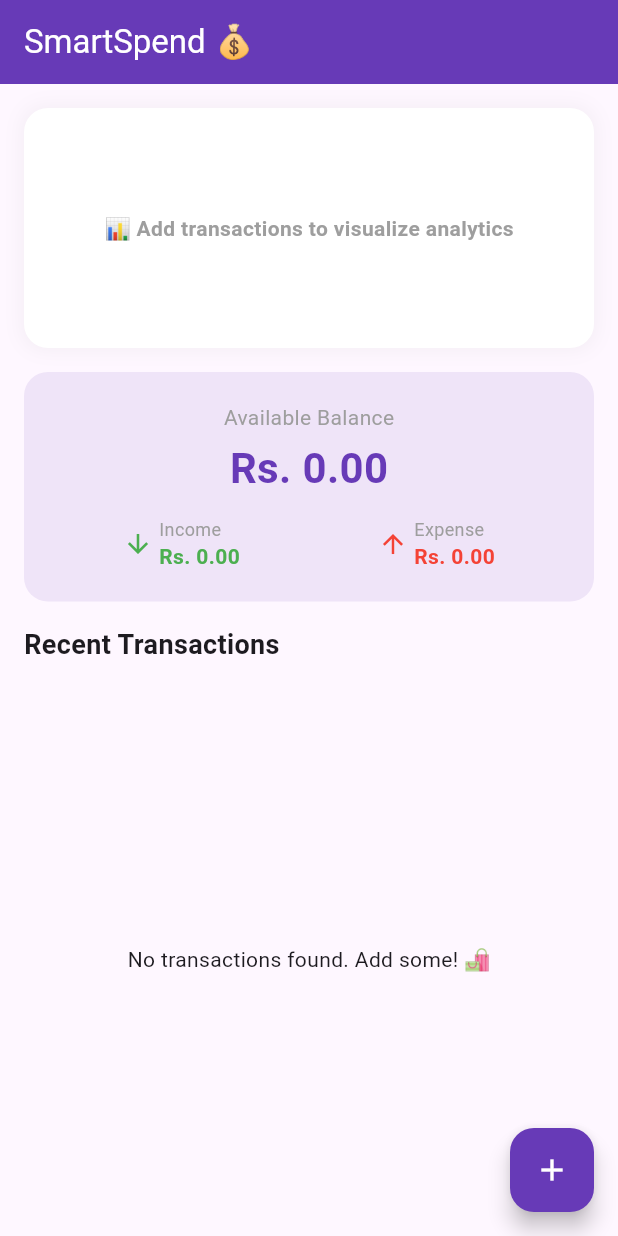
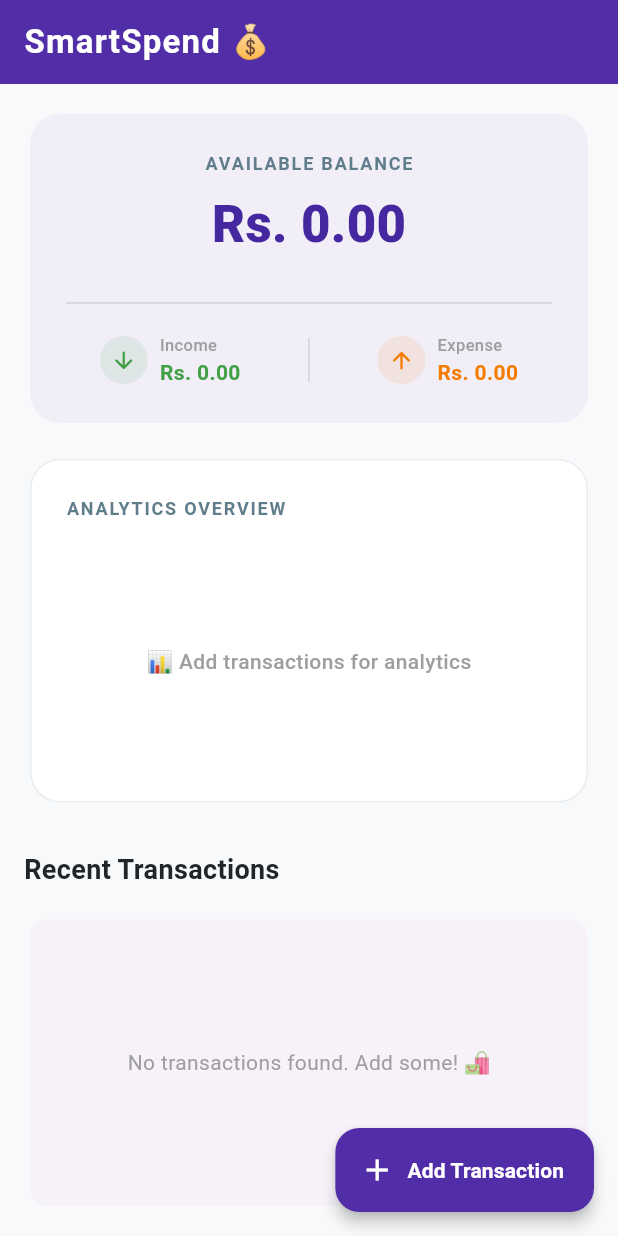
Before and after one commit to annsayuri/SmartSpend-ExpenseTracker, a Flutter app: the screen it shows after launch, on a phone screen of 412 x 824 dp. Run offline on Flutter 3.47's test engine with Material 3 defaults, Android fonts, the phone set to English and light mode, and no system bars; our stand-ins replace fl_chart, sqflite, sqflite_common_ffi_web; accounts and stored records are empty.

Commit message:
added colors

```diff
--- a/lib/features/expenses/Views/expense_list_screen.dart
+++ b/lib/features/expenses/Views/expense_list_screen.dart
@@ -1,6 +1,7 @@
 import 'package:flutter/material.dart';
 import 'package:intl/intl.dart';
-import 'package:fl_chart/fl_chart.dart'; // 📊 ඔන්න ප්‍රස්ථාර අඳින පැකේජ් එක Import කළා!
+import 'package:fl_chart/fl_chart.dart';
+
 import '../../../core/database/db_helper.dart';
 import 'add_transaction_screen.dart';
 
@@ -70,118 +71,168 @@ class _ExpenseListScreenState extends State<ExpenseListScreen> {
 
   @override
   Widget build(BuildContext context) {
+    final screenWidth = MediaQuery.of(context).size.width;
+    final isWeb = screenWidth > 800;
+
     return Scaffold(
+      backgroundColor: const Color(0xFFF8F9FA),
       appBar: AppBar(
-        title: const Text('SmartSpend 💰'),
-        backgroundColor: Colors.deepPurple,
+        title: const Text('SmartSpend 💰', style: TextStyle(fontWeight: FontWeight.bold, letterSpacing: 0.8)),
+        backgroundColor: Colors.deepPurple.shade700,
         foregroundColor: Colors.white,
+        elevation: 0,
       ),
       body: _isLoading
           ? const Center(child: CircularProgressIndicator())
+          : Center(
+              child: Container(
+                constraints: const BoxConstraints(maxWidth: 1200),
+                padding: const EdgeInsets.all(16.0),
+                child: isWeb
+                    ? Row(
+                        crossAxisAlignment: CrossAxisAlignment.start,
+                        children: [
+                          Expanded(
+                            flex: 5,
+                            child: SingleChildScrollView(
+                              child: Column(
+                                children: [
+                                  _buildBalanceCard(),
+                                  const SizedBox(height: 16.0),
+                                  _buildPieChartCard(),
+                                ],
+                              ),
+                            ),
+                          ),
+                          const SizedBox(width: 24.0),
+                          Expanded(
+                            flex: 6,
+                            child: _buildTransactionListSection(),
+                          ),
+                        ],
+                      )
                     : Column(
                         children: [
-                // 📊 1. SECTION: NEW PIE CHART
-                Padding(
-                  padding: const EdgeInsets.only(top: 16.0, left: 16.0, right: 16.0),
-                  child: Container(
-                    height: 160,
-                    width: double.infinity,
-                    padding: const EdgeInsets.all(16.0),
-                    decoration: BoxDecoration(
-                      color: Colors.white,
-                      borderRadius: BorderRadius.circular(16.0),
-                      boxShadow: [
-                        BoxShadow(
-                          color: Colors.grey.withOpacity(0.1),
-                          blurRadius: 10,
-                          spreadRadius: 2,
+                          _buildBalanceCard(),
+                          const SizedBox(height: 16.0),
+                          _buildPieChartCard(),
+                          const SizedBox(height: 20.0),
+                          Expanded(child: _buildTransactionListSection()),
+                        ],
+                      ),
+              ),
+            ),
+      floatingActionButton: FloatingActionButton.extended(
+        backgroundColor: Colors.deepPurple.shade700,
+        foregroundColor: Colors.white,
+        elevation: 4,
+        onPressed: () async {
+          await Navigator.push(
+            context,
+            MaterialPageRoute(
+              builder: (context) => AddTransactionScreen(
+                onAddTransaction: _addNewTransaction,
+              ),
+            ),
+          );
+          _refreshTransactions();
+        },
+        icon: const Icon(Icons.add),
+        label: const Text('Add Transaction', style: TextStyle(fontWeight: FontWeight.bold)),
+      ),
+    );
+  }
+
+  Widget _buildBalanceCard() {
+    return Card(
+      elevation: 0,
+      shape: RoundedRectangleBorder(borderRadius: BorderRadius.circular(20.0)),
+      color: Colors.deepPurple.shade50.withOpacity(0.6),
+      child: Padding(
+        padding: const EdgeInsets.all(24.0),
+        child: Column(
+          crossAxisAlignment: CrossAxisAlignment.center,
+          children: [
+            const Text('AVAILABLE BALANCE', style: TextStyle(fontSize: 12, fontWeight: FontWeight.bold, color: Colors.blueGrey, letterSpacing: 1.2)),
+            const SizedBox(height: 8.0),
+            Text(
+              'Rs. ${_totalBalance.toStringAsFixed(2)}',
+              style: TextStyle(fontSize: 34, fontWeight: FontWeight.w900, color: Colors.deepPurple.shade800),
+            ),
+            const SizedBox(height: 20.0),
+            const Divider(color: Colors.black12), // 🛠️ Fixed Colors.black10 error
+            const SizedBox(height: 12.0),
+            Row(
+              mainAxisAlignment: MainAxisAlignment.spaceAround,
+              children: [
+                _buildBalanceStat(Icons.arrow_downward_rounded, Colors.green.shade600, 'Income', _totalIncome), // 🛠️ Fixed Colors.emerald error
+                Container(height: 30, width: 1, color: Colors.black12), // 🛠️ Fixed Colors.black10 error
+                _buildBalanceStat(Icons.arrow_upward_rounded, Colors.orange.shade700, 'Expense', _totalExpense), // 🛠️ Fixed Colors.orangeAccent error
+              ],
             ),
           ],
         ),
-                    child: _transactions.isEmpty
-                        ? const Center(
-                            child: Text(
-                              '📊 Add transactions to visualize analytics',
-                              style: TextStyle(color: Colors.grey, fontWeight: FontWeight.bold),
       ),
+    );
+  }
+
+  Widget _buildBalanceStat(IconData icon, Color color, String label, double amount) {
+    return Row(
+      children: [
+        CircleAvatar(
+          radius: 16,
+          backgroundColor: color.withOpacity(0.1),
+          child: Icon(icon, color: color, size: 18),
+        ),
+        const SizedBox(width: 8.0),
+        Column(
+          crossAxisAlignment: CrossAxisAlignment.start,
+          children: [
+            Text(label, style: const TextStyle(color: Colors.grey, fontSize: 11, fontWeight: FontWeight.w500)),
+            Text('Rs. ${amount.toStringAsFixed(2)}', style: TextStyle(color: color, fontWeight: FontWeight.bold, fontSize: 14)),
+          ],
+        ),
+      ],
+    );
+  }
+
+  Widget _buildPieChartCard() {
+    return Card(
+      elevation: 0,
+      shape: RoundedRectangleBorder(borderRadius: BorderRadius.circular(20.0), side: const BorderSide(color: Color(0xFFE9ECEF))),
+      color: Colors.white,
+      child: Padding(
+        padding: const EdgeInsets.all(24.0),
+        child: Column(
+          crossAxisAlignment: CrossAxisAlignment.start,
+          children: [
+            const Text('ANALYTICS OVERVIEW', style: TextStyle(fontSize: 12, fontWeight: FontWeight.bold, color: Colors.blueGrey, letterSpacing: 1.2)),
+            const SizedBox(height: 24.0),
+            _transactions.isEmpty
+                ? const SizedBox(
+                    height: 140,
+                    child: Center(child: Text('📊 Add transactions for analytics', style: TextStyle(color: Colors.grey, fontWeight: FontWeight.w500))),
                   )
                 : Row(
+                    mainAxisAlignment: MainAxisAlignment.spaceEvenly,
                     children: [
-                              // Chart එක පැත්ත
-                              Expanded(
-                                flex: 2,
+                      SizedBox(
+                        height: 130,
+                        width: 130,
                         child: PieChart(
                           PieChartData(
-                                    sectionsSpace: 4,
-                                    centerSpaceRadius: 30,
+                            sectionsSpace: 5,
+                            centerSpaceRadius: 35,
                             sections: _getPieChartSections(),
                           ),
                         ),
                       ),
-                              // Indicators (විස්තරය) පැත්ත
-                              Expanded(
-                                flex: 3,
-                                child: Column(
-                                  mainAxisAlignment: MainAxisAlignment.center,
-                                  crossAxisAlignment: CrossAxisAlignment.start,
-                                  children: [
-                                    _buildChartIndicator(Colors.green, 'Income'),
-                                    const SizedBox(height: 8.0),
-                                    _buildChartIndicator(Colors.red, 'Expense'),
-                                  ],
-                                ),
-                              ),
-                            ],
-                          ),
-                  ),
-                ),
-
-                // 💰 2. SECTION: AVAILABLE BALANCE CARD
-                Padding(
-                  padding: const EdgeInsets.all(16.0),
-                  child: Container(
-                    width: double.infinity,
-                    padding: const EdgeInsets.all(20.0),
-                    decoration: BoxDecoration(
-                      color: Colors.deepPurple.withOpacity(0.1),
-                      borderRadius: BorderRadius.circular(16.0),
-                    ),
-                    child: Column(
-                      children: [
-                        const Text('Available Balance', style: TextStyle(fontSize: 14, color: Colors.grey)),
-                        const SizedBox(height: 4.0),
-                        Text(
-                          'Rs. ${_totalBalance.toStringAsFixed(2)}',
-                          style: const TextStyle(fontSize: 28, fontWeight: FontWeight.bold, color: Colors.deepPurple),
-                        ),
-                        const SizedBox(height: 12.0),
-                        Row(
-                          mainAxisAlignment: MainAxisAlignment.spaceAround,
-                          children: [
-                            Row(
-                              children: [
-                                const Icon(Icons.arrow_downward, color: Colors.green, size: 20),
-                                const SizedBox(width: 4.0),
                       Column(
                         crossAxisAlignment: CrossAxisAlignment.start,
                         children: [
-                                    const Text('Income', style: TextStyle(color: Colors.grey, fontSize: 12)),
-                                    Text('Rs. ${_totalIncome.toStringAsFixed(2)}', style: const TextStyle(color: Colors.green, fontWeight: FontWeight.bold, fontSize: 14)),
-                                  ],
-                                ),
-                              ],
-                            ),
-                            Row(
-                              children: [
-                                const Icon(Icons.arrow_upward, color: Colors.red, size: 20),
-                                const SizedBox(width: 4.0),
-                                Column(
-                                  crossAxisAlignment: CrossAxisAlignment.start,
-                                  children: [
-                                    const Text('Expense', style: TextStyle(color: Colors.grey, fontSize: 12)),
-                                    Text('Rs. ${_totalExpense.toStringAsFixed(2)}', style: const TextStyle(color: Colors.red, fontWeight: FontWeight.bold, fontSize: 14)),
-                                  ],
-                                ),
+                          _buildChartIndicator(Colors.green.shade600, 'Income'), // 🛠️ Fixed Error
+                          const SizedBox(height: 12.0),
+                          _buildChartIndicator(Colors.orange.shade700, 'Expense'), // 🛠️ Fixed Error
                         ],
                       ),
                     ],
@@ -189,23 +240,25 @@ class _ExpenseListScreenState extends State<ExpenseListScreen> {
           ],
         ),
       ),
+    );
+  }
+
+  Widget _buildTransactionListSection() {
+    return Column(
+      crossAxisAlignment: CrossAxisAlignment.start,
+      children: [
+        const Padding(
+          padding: EdgeInsets.symmetric(vertical: 8.0),
+          child: Text('Recent Transactions', style: TextStyle(fontSize: 18, fontWeight: FontWeight.bold, color: Color(0xFF212529))),
         ),
-
-                const Padding(
-                  padding: EdgeInsets.symmetric(horizontal: 16.0),
-                  child: Align(
-                    alignment: Alignment.centerLeft,
-                    child: Text('Recent Transactions', style: TextStyle(fontSize: 18, fontWeight: FontWeight.bold)),
-                  ),
-                ),
-                const SizedBox(height: 12.0),
-
-                // 📑 3. SECTION: RECENT TRANSACTIONS LIST
+        const SizedBox(height: 8.0),
         Expanded(
           child: _transactions.isEmpty
-                      ? const Center(child: Text('No transactions found. Add some! 🛍️'))
+              ? const Card(
+                  elevation: 0,
+                  child: Center(child: Text('No transactions found. Add some! 🛍️', style: TextStyle(color: Colors.grey))),
+                )
               : ListView.builder(
-                          padding: const EdgeInsets.symmetric(horizontal: 16.0),
                   itemCount: _transactions.length,
                   itemBuilder: (context, index) {
                     final tx = _transactions[index];
@@ -218,11 +271,11 @@ class _ExpenseListScreenState extends State<ExpenseListScreen> {
                         margin: const EdgeInsets.only(bottom: 12.0),
                         decoration: BoxDecoration(
                           color: Colors.red.shade400,
-                                  borderRadius: BorderRadius.circular(12.0),
+                          borderRadius: BorderRadius.circular(16.0),
                         ),
                         alignment: Alignment.centerRight,
                         padding: const EdgeInsets.symmetric(horizontal: 20.0),
-                                child: const Icon(Icons.delete, color: Colors.white),
+                        child: const Icon(Icons.delete_sweep_rounded, color: Colors.white, size: 28),
                       ),
                       onDismissed: (direction) async {
                         await _dbHelper.deleteTransaction(tx['id']);
@@ -233,7 +286,8 @@ class _ExpenseListScreenState extends State<ExpenseListScreen> {
                           SnackBar(
                             content: Text('"${tx['title']}" deleted successfully!'),
                             backgroundColor: Colors.red.shade400,
-                                    duration: const Duration(seconds: 2),
+                            behavior: SnackBarBehavior.floating,
+                            shape: RoundedRectangleBorder(borderRadius: BorderRadius.circular(10)),
                           ),
                         );
                       },
@@ -241,34 +295,16 @@ class _ExpenseListScreenState extends State<ExpenseListScreen> {
                         tx['title'],
                         tx['date'],
                         '${isIncome ? '+' : '-'} Rs. ${tx['amount'].toStringAsFixed(2)}',
-                                isIncome ? Colors.green : Colors.red,
+                        isIncome ? Colors.green.shade600 : Colors.orange.shade700, // 🛠️ Fixed Error
                       ),
                     );
                   },
                 ),
         ),
       ],
-            ),
-      floatingActionButton: FloatingActionButton(
-        backgroundColor: Colors.deepPurple,
-        foregroundColor: Colors.white,
-        onPressed: () async {
-          await Navigator.push(
-            context,
-            MaterialPageRoute(
-              builder: (context) => AddTransactionScreen(
-                onAddTransaction: _addNewTransaction,
-              ),
-            ),
-          );
-          _refreshTransactions();
-        },
-        child: const Icon(Icons.add),
-      ),
     );
   }
 
-  // 🥧 Pie Chart එකට දත්ත සකස් කරන Helper ශ්‍රිතය
   List<PieChartSectionData> _getPieChartSections() {
     final double total = _totalIncome + _totalExpense;
     if (total == 0) return [];
@@ -279,49 +315,52 @@ class _ExpenseListScreenState extends State<ExpenseListScreen> {
     return [
       if (_totalIncome > 0)
         PieChartSectionData(
-          color: Colors.green.shade400,
+          color: Colors.green.shade600, // 🛠️ Fixed Error
           value: _totalIncome,
           title: '${incomePercent.toStringAsFixed(0)}%',
-          radius: 40,
+          radius: 32,
           titleStyle: const TextStyle(fontSize: 12, fontWeight: FontWeight.bold, color: Colors.white),
         ),
       if (_totalExpense > 0)
         PieChartSectionData(
-          color: Colors.red.shade400,
+          color: Colors.orange.shade700, // 🛠️ Fixed Error
           value: _totalExpense,
           title: '${expensePercent.toStringAsFixed(0)}%',
-          radius: 40,
+          radius: 32,
           titleStyle: const TextStyle(fontSize: 12, fontWeight: FontWeight.bold, color: Colors.white),
         ),
     ];
   }
 
-  // 🟢🔴 Chart එකේ පාට සහ විස්තර පෙන්වන කුඩා Widget එක
   Widget _buildChartIndicator(Color color, String text) {
     return Row(
       children: [
         Container(
-          width: 14,
-          height: 14,
+          width: 12,
+          height: 12,
           decoration: BoxDecoration(shape: BoxShape.circle, color: color),
         ),
         const SizedBox(width: 8),
-        Text(text, style: const TextStyle(fontWeight: FontWeight.bold, fontSize: 14)),
+        Text(text, style: const TextStyle(fontWeight: FontWeight.w600, fontSize: 13, color: Colors.black87)),
       ],
     );
   }
 
   Widget _buildTransactionItem(String title, String date, String amount, Color color) {
     return Card(
+      elevation: 0,
       margin: const EdgeInsets.only(bottom: 12.0),
+      shape: RoundedRectangleBorder(borderRadius: BorderRadius.circular(16.0), side: const BorderSide(color: Color(0xFFE9ECEF))),
       child: ListTile(
+        contentPadding: const EdgeInsets.symmetric(horizontal: 16.0, vertical: 4.0),
         leading: CircleAvatar(
-          backgroundColor: color.withOpacity(0.1),
-          child: Icon(color == Colors.green ? Icons.account_balance_wallet : Icons.money_off, color: color),
+          radius: 20,
+          backgroundColor: color.withOpacity(0.08),
+          child: Icon(color == Colors.green.shade600 ? Icons.arrow_downward_rounded : Icons.arrow_upward_rounded, color: color, size: 20),
         ),
-        title: Text(title, style: const TextStyle(fontWeight: FontWeight.bold)),
-        subtitle: Text(date),
-        trailing: Text(amount, style: TextStyle(color: color, fontWeight: FontWeight.bold)),
+        title: Text(title, style: const TextStyle(fontWeight: FontWeight.bold, color: Color(0xFF212529), fontSize: 15)),
+        subtitle: Text(date, style: const TextStyle(color: Colors.grey, fontSize: 12)),
+        trailing: Text(amount, style: TextStyle(color: color, fontWeight: FontWeight.w700, fontSize: 15)),
       ),
     );
   }
```
Lines whose indentation alone changed are shown as unchanged.
